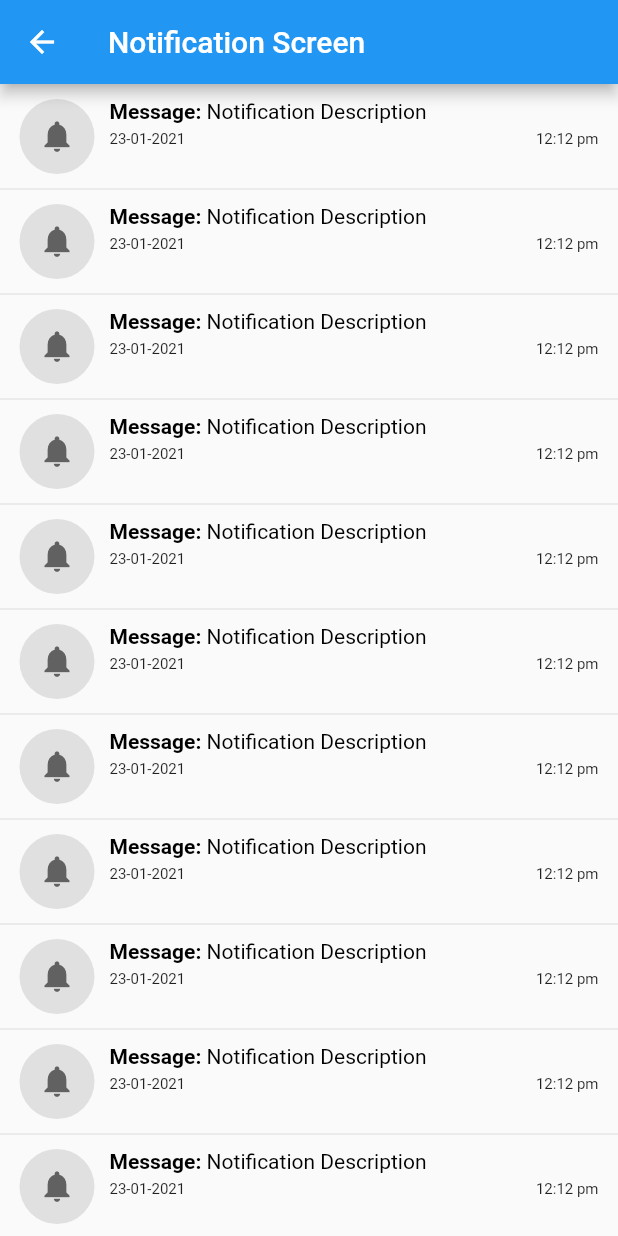
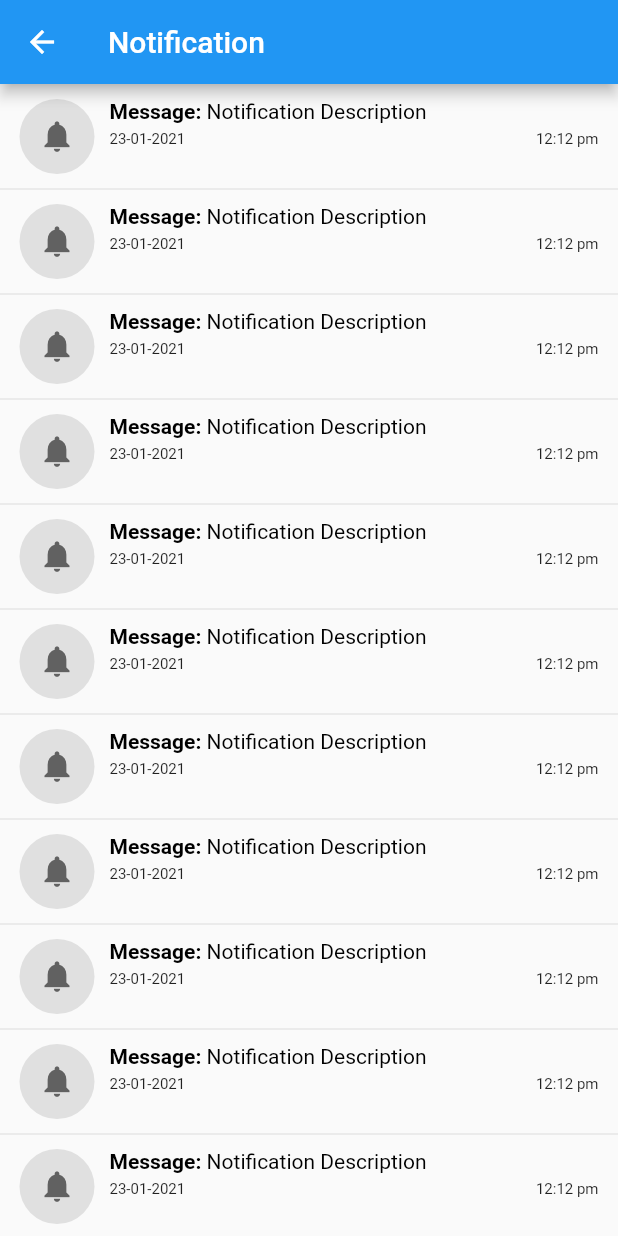
Before and after one commit to Amit12singh/socialApp, a Flutter app: the NotificationPage screen opened directly, on a phone screen of 412 x 824 dp. Run offline on Flutter 3.47's test engine with Material 2 defaults, Android fonts, the phone set to English and light mode, and no system bars; our stand-ins replace flutter_chat_types, flutter_chat_ui, flutter_secure_storage, google_fonts, graphql, graphql_flutter and 5 more; missing offline and left inert: country_flags; accounts and stored records are empty.

Commit message:
notification screen changes

```diff
--- a/lib/page-1/Notification_page.dart
+++ b/lib/page-1/Notification_page.dart
@@ -13,7 +13,7 @@ class NotificationPage extends StatelessWidget {
 
   PreferredSizeWidget appBar() {
     return AppBar(
-      title: Text('Notification Screen'),
+      title: Text('Notification'),
     );
   }
 
```
